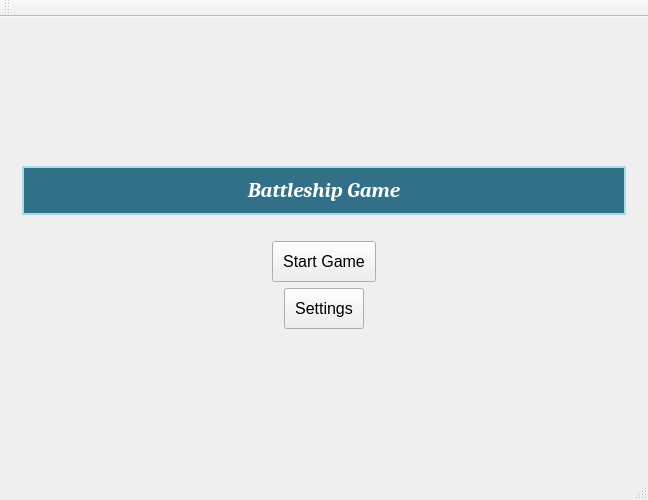
Above: mainwindow.ui from AndLvovSky/battleship-game before the change. Below: the same form after it.
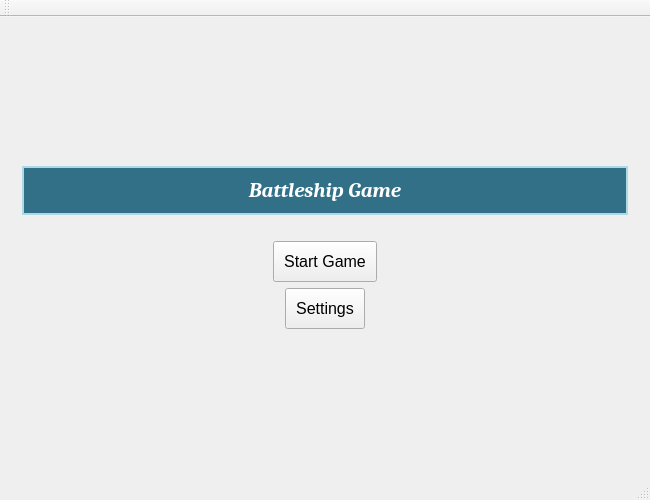
That is the form after the change.

Commit message: Make window resizable

Patch:
```diff
--- a/mainwindow.ui
+++ b/mainwindow.ui
@@ -6,7 +6,7 @@
    <rect>
     <x>0</x>
     <y>0</y>
-    <width>648</width>
+    <width>650</width>
     <height>500</height>
    </rect>
   </property>
```
Left out of the diff: 2 changed lines with no effect on the pictures. The commit also changes 6 other files.
